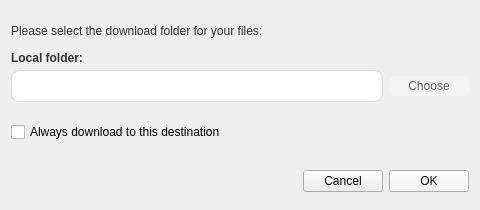
Qt form src/MEGASync/gui/ui/DownloadFromMegaDialog.ui (meganz/MEGAsync) before a commit.
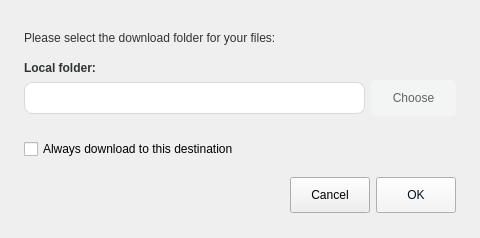
The same form after that commit.

Commit message: SNC-4806 : Fine tune sizes remove style sheet unnecessary lines.

```diff
--- a/src/MEGASync/gui/ui/DownloadFromMegaDialog.ui
+++ b/src/MEGASync/gui/ui/DownloadFromMegaDialog.ui
@@ -7,7 +7,7 @@
     <x>0</x>
     <y>0</y>
     <width>480</width>
-    <height>210</height>
+    <height>238</height>
    </rect>
   </property>
   <property name="sizePolicy">
@@ -19,13 +19,13 @@
   <property name="minimumSize">
    <size>
     <width>480</width>
-    <height>210</height>
+    <height>238</height>
    </size>
   </property>
   <property name="maximumSize">
    <size>
     <width>480</width>
-    <height>210</height>
+    <height>238</height>
    </size>
   </property>
   <property name="windowTitle">
@@ -36,7 +36,6 @@
 {
 color: #04101E; /*colorToken.text-inverse-accent*/
 background-color:  #F4F4F5; /*colorToken.button-primary*/
-width: 40px;
 }
 
 #eFolderPath
@@ -59,8 +58,6 @@
 
 #label_2
 {
-color: #303233; /*colorToken.text-primary*/
-font-size: 12px;
 font-weight: 600;
 }
 
@@ -80,6 +77,18 @@
    <property name="spacing">
     <number>10</number>
    </property>
+   <property name="leftMargin">
+    <number>24</number>
+   </property>
+   <property name="topMargin">
+    <number>15</number>
+   </property>
+   <property name="rightMargin">
+    <number>24</number>
+   </property>
+   <property name="bottomMargin">
+    <number>15</number>
+   </property>
    <item>
     <widget class="QLabel" name="infoLabel">
      <property name="minimumSize">
@@ -148,14 +157,14 @@
         <widget class="QPushButton" name="bChange">
          <property name="minimumSize">
           <size>
-           <width>80</width>
-           <height>0</height>
+           <width>85</width>
+           <height>36</height>
           </size>
          </property>
          <property name="maximumSize">
           <size>
-           <width>80</width>
-           <height>16777215</height>
+           <width>85</width>
+           <height>36</height>
           </size>
          </property>
          <property name="text">
@@ -202,7 +211,7 @@
        <number>0</number>
       </property>
       <property name="topMargin">
-       <number>12</number>
+       <number>0</number>
       </property>
       <property name="rightMargin">
        <number>0</number>
@@ -225,6 +234,24 @@
       </item>
       <item>
        <widget class="QPushButton" name="bCancel">
+        <property name="sizePolicy">
+         <sizepolicy hsizetype="Fixed" vsizetype="Fixed">
+          <horstretch>0</horstretch>
+          <verstretch>0</verstretch>
+         </sizepolicy>
+        </property>
+        <property name="minimumSize">
+         <size>
+          <width>80</width>
+          <height>36</height>
+         </size>
+        </property>
+        <property name="maximumSize">
+         <size>
+          <width>80</width>
+          <height>36</height>
+         </size>
+        </property>
         <property name="text">
          <string>Cancel</string>
         </property>
@@ -232,6 +259,24 @@
       </item>
       <item>
        <widget class="QPushButton" name="bOK">
+        <property name="sizePolicy">
+         <sizepolicy hsizetype="Fixed" vsizetype="Fixed">
+          <horstretch>0</horstretch>
+          <verstretch>0</verstretch>
+         </sizepolicy>
+        </property>
+        <property name="minimumSize">
+         <size>
+          <width>80</width>
+          <height>36</height>
+         </size>
+        </property>
+        <property name="maximumSize">
+         <size>
+          <width>80</width>
+          <height>36</height>
+         </size>
+        </property>
         <property name="text">
          <string>OK</string>
         </property>
```
